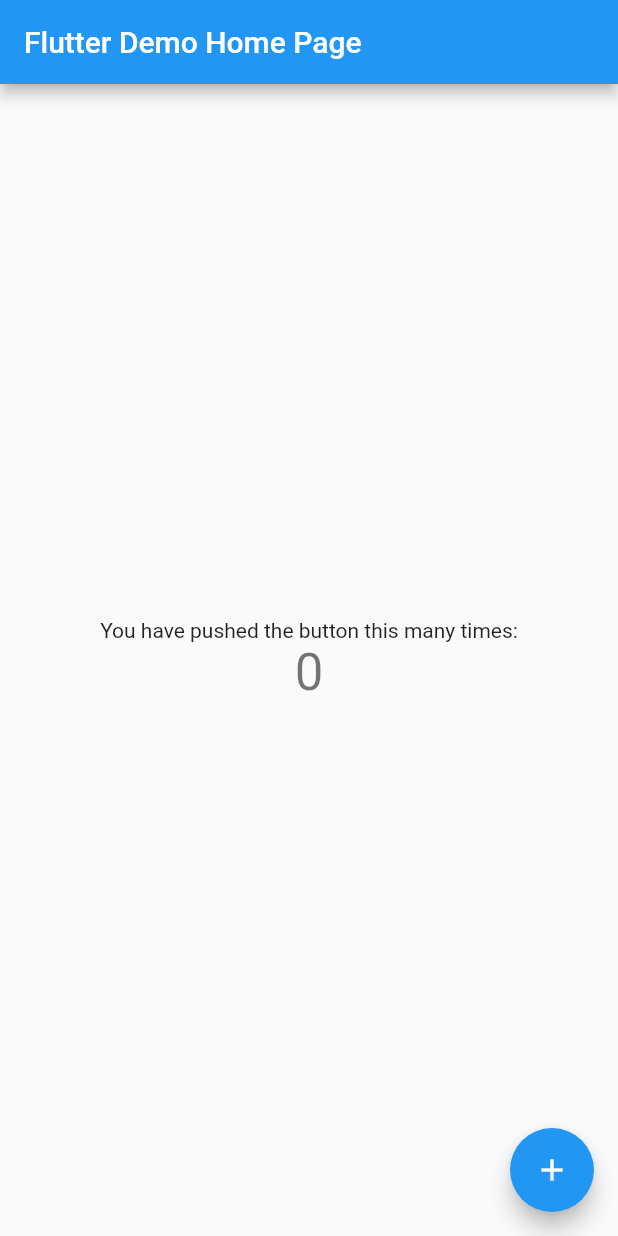
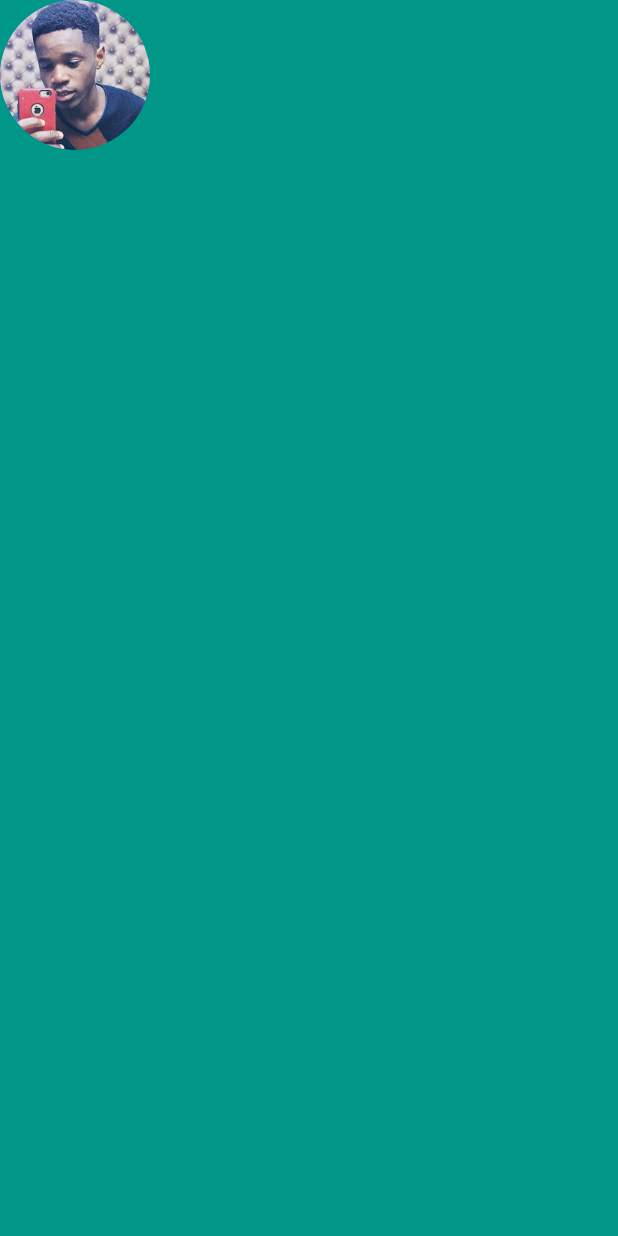
Before and after one commit to adilsontchameia/Dev-Profile, a Flutter app: the screen it shows after launch, on a phone screen of 412 x 824 dp. Run offline on Flutter 3.47's test engine with Material 2 defaults, Android fonts, the phone set to English and light mode, and no system bars.

```diff
--- a/lib/main.dart
+++ b/lib/main.dart
@@ -1,113 +1,32 @@
 import 'package:flutter/material.dart';
 
 void main() {
-  runApp(MyApp());
+  runApp(
+    MeuApp(),
+  );
 }
 
-class MyApp extends StatelessWidget {
-  // This widget is the root of your application.
+class MeuApp extends StatefulWidget {
+  @override
+  _MeuAppState createState() => _MeuAppState();
+}
+
+class _MeuAppState extends State<MeuApp> {
   @override
   Widget build(BuildContext context) {
     return MaterialApp(
-      title: 'Flutter Demo',
-      theme: ThemeData(
-        // This is the theme of your application.
-        //
-        // Try running your application with "flutter run". You'll see the
-        // application has a blue toolbar. Then, without quitting the app, try
-        // changing the primarySwatch below to Colors.green and then invoke
-        // "hot reload" (press "r" in the console where you ran "flutter run",
-        // or simply save your changes to "hot reload" in a Flutter IDE).
-        // Notice that the counter didn't reset back to zero; the application
-        // is not restarted.
-        primarySwatch: Colors.blue,
-      ),
-      home: MyHomePage(title: 'Flutter Demo Home Page'),
-    );
+        debugShowCheckedModeBanner: false,
+        home: Scaffold(
+            backgroundColor: Colors.teal,
+            body: SafeArea(
+              child: Row(
+                children: [
+                  CircleAvatar(
+                    radius: 50.0,
+                    backgroundImage: AssetImage("images/ady.jpg") ,
+                    ),
+                ],
+              ),
+            )));
   }
 }
-
-class MyHomePage extends StatefulWidget {
-  MyHomePage({Key key, this.title}) : super(key: key);
-
-  // This widget is the home page of your application. It is stateful, meaning
-  // that it has a State object (defined below) that contains fields that affect
-  // how it looks.
-
-  // This class is the configuration for the state. It holds the values (in this
-  // case the title) provided by the parent (in this case the App widget) and
-  // used by the build method of the State. Fields in a Widget subclass are
-  // always marked "final".
-
-  final String title;
-
-  @override
-  _MyHomePageState createState() => _MyHomePageState();
-}
-
-class _MyHomePageState extends State<MyHomePage> {
-  int _counter = 0;
-
-  void _incrementCounter() {
-    setState(() {
-      // This call to setState tells the Flutter framework that something has
-      // changed in this State, which causes it to rerun the build method below
-      // so that the display can reflect the updated values. If we changed
-      // _counter without calling setState(), then the build method would not be
-      // called again, and so nothing would appear to happen.
-      _counter++;
-    });
-  }
-
-  @override
-  Widget build(BuildContext context) {
-    // This method is rerun every time setState is called, for instance as done
-    // by the _incrementCounter method above.
-    //
-    // The Flutter framework has been optimized to make rerunning build methods
-    // fast, so that you can just rebuild anything that needs updating rather
-    // than having to individually change instances of widgets.
-    return Scaffold(
-      appBar: AppBar(
-        // Here we take the value from the MyHomePage object that was created by
-        // the App.build method, and use it to set our appbar title.
-        title: Text(widget.title),
-      ),
-      body: Center(
-        // Center is a layout widget. It takes a single child and positions it
-        // in the middle of the parent.
-        child: Column(
-          // Column is also a layout widget. It takes a list of children and
-          // arranges them vertically. By default, it sizes itself to fit its
-          // children horizontally, and tries to be as tall as its parent.
-          //
-          // Invoke "debug painting" (press "p" in the console, choose the
-          // "Toggle Debug Paint" action from the Flutter Inspector in Android
-          // Studio, or the "Toggle Debug Paint" command in Visual Studio Code)
-          // to see the wireframe for each widget.
-          //
-          // Column has various properties to control how it sizes itself and
-          // how it positions its children. Here we use mainAxisAlignment to
-          // center the children vertically; the main axis here is the vertical
-          // axis because Columns are vertical (the cross axis would be
-          // horizontal).
-          mainAxisAlignment: MainAxisAlignment.center,
-          children: <Widget>[
-            Text(
-              'You have pushed the button this many times:',
-            ),
-            Text(
-              '$_counter',
-              style: Theme.of(context).textTheme.headline4,
-            ),
-          ],
-        ),
-      ),
-      floatingActionButton: FloatingActionButton(
-        onPressed: _incrementCounter,
-        tooltip: 'Increment',
-        child: Icon(Icons.add),
-      ), // This trailing comma makes auto-formatting nicer for build methods.
-    );
-  }
-}
--- a/pubspec.yaml
+++ b/pubspec.yaml
@@ -45,8 +45,8 @@ flutter:
   uses-material-design: true
 
   # To add assets to your application, add an assets section, like this:
-  # assets:
-  #   - images/a_dot_burr.jpeg
+  assets:
+    - images/ady.jpg
   #   - images/a_dot_ham.jpeg
 
   # An image asset can refer to one or more resolution-specific "variants", see
```
Also changed, not shown: images/ady.jpg (added).
